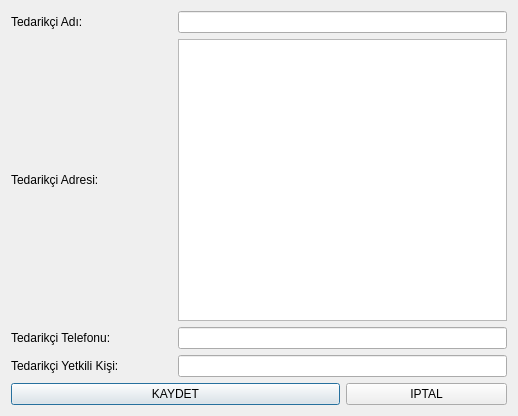
Old version of the form UI/VeriFormlari/tmotedarikciformu.ui in the repository onur35iii/TeknolojiMarketiOtomasyonu.
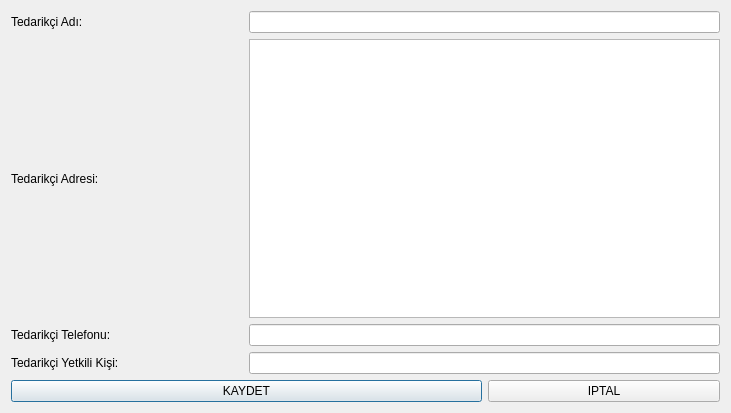
New version of the form.

Patch:
```diff
--- a/UI/VeriFormlari/tmotedarikciformu.ui
+++ b/UI/VeriFormlari/tmotedarikciformu.ui
@@ -6,8 +6,8 @@
    <rect>
     <x>0</x>
     <y>0</y>
-    <width>518</width>
-    <height>416</height>
+    <width>731</width>
+    <height>413</height>
    </rect>
   </property>
   <property name="windowTitle">
```
Left out of the diff: 47 changed lines with no effect on the pictures.
